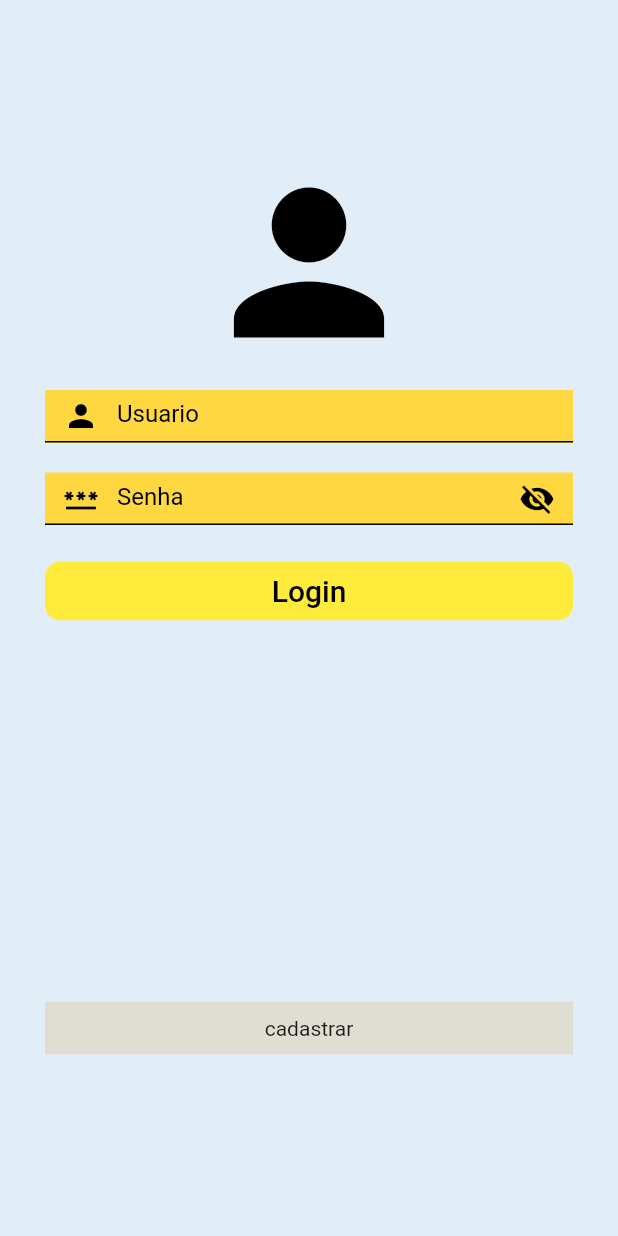
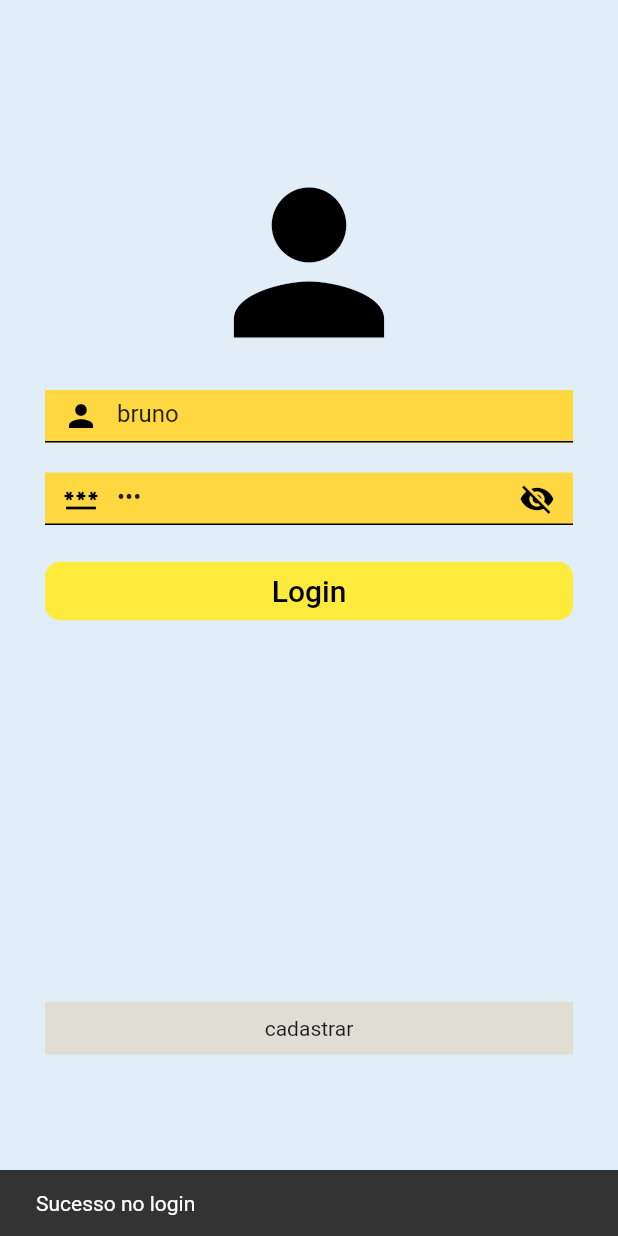
Before and after one commit to BrunoLaureano1989/imc_in_flutter, a Flutter app: the screen it shows after launch, after a tap on "Login", on a phone screen of 412 x 824 dp. Run offline on Flutter 3.47's test engine with Material 2 defaults, Android fonts, the phone set to English and light mode, and no system bars; our stand-ins replace google_fonts.

Commit message:
novos recuros de verificacoes na tela de login

```diff
--- a/lib/pages/login_page.dart
+++ b/lib/pages/login_page.dart
@@ -8,6 +8,11 @@ class LoginPage extends StatefulWidget {
 }
 
 class _LoginPageState extends State<LoginPage> {
+  var userController = TextEditingController(text: "bruno");
+  var passwordController = TextEditingController(text: "123");
+
+  bool isObscureText = true;
+
   @override
   Widget build(BuildContext context) {
     return SafeArea(
@@ -36,13 +41,19 @@ class _LoginPageState extends State<LoginPage> {
                   height: 10,
                 ),
                 Container(
+                  //adicionar GestureDetector longpress para dicas
                   width: double.infinity,
                   margin: const EdgeInsets.symmetric(horizontal: 30),
                   height: 35,
                   color: Colors.amberAccent,
                   alignment: Alignment.center,
-                  child: const TextField(
-                    decoration: InputDecoration(
+                  child: TextField(
+                    controller: userController,
+                    onChanged: (value) {
+                      //user = value;
+                      //print(value.toString());
+                    },
+                    decoration: const InputDecoration(
                       contentPadding: EdgeInsets.only(top: 0),
                       enabledBorder: UnderlineInputBorder(
                         borderSide: BorderSide(
@@ -62,38 +73,69 @@ class _LoginPageState extends State<LoginPage> {
                   height: 20,
                 ),
                 Container(
+                  //adicionar GestureDetector longpress para dicas
                   width: double.infinity,
                   margin: const EdgeInsets.symmetric(horizontal: 30),
                   height: 35,
                   color: Colors.amberAccent,
                   alignment: Alignment.center,
-                  child: const TextField(
+                  child: TextField(
+                    obscureText: isObscureText,
+                    controller: passwordController,
+                    onChanged: (value) {
+                      //password = value;
+                      //print(value);
+                    },
                     decoration: InputDecoration(
-                        contentPadding: EdgeInsets.only(top: 0),
-                        enabledBorder: UnderlineInputBorder(
-                          borderSide: BorderSide(color: Colors.black),
-                        ),
-                        focusedBorder: UnderlineInputBorder(
-                          borderSide: BorderSide(color: Colors.black),
-                        ),
-                        hintText: "Senha",
-                        hintStyle: TextStyle(color: Colors.black),
-                        prefixIcon: Icon(Icons.password, color: Colors.black),
-                        suffixIcon:
-                            Icon(Icons.visibility_off, color: Colors.black)),
+                      contentPadding: const EdgeInsets.only(top: 0),
+                      enabledBorder: const UnderlineInputBorder(
+                        borderSide: BorderSide(color: Colors.black),
+                      ),
+                      focusedBorder: const UnderlineInputBorder(
+                        borderSide: BorderSide(color: Colors.black),
+                      ),
+                      hintText: "Senha",
+                      hintStyle: const TextStyle(color: Colors.black),
+                      prefixIcon:
+                          const Icon(Icons.password, color: Colors.black),
+                      suffixIcon: InkWell(
+                        onTap: () {
+                          setState(() {
+                            isObscureText = !isObscureText;
+                          });
+                        },
+                        child: Icon(
+                            isObscureText
+                                ? Icons.visibility_off
+                                : Icons.visibility,
+                            color: Colors.black),
+                      ),
+                    ),
                   ),
                 ),
                 const SizedBox(
                   height: 20,
                 ),
                 Container(
+                  //adicionar GestureDetector longpress para dicas
                   width: double.infinity,
                   margin: const EdgeInsets.symmetric(horizontal: 30),
                   alignment: Alignment.center,
                   child: SizedBox(
                     width: double.infinity,
                     child: TextButton(
-                      onPressed: () {},
+                      onPressed: () {
+                        if (userController.text.trim() == "bruno" &&
+                            passwordController.text.trim() == "123") {
+                          ScaffoldMessenger.of(context).showSnackBar(
+                              const SnackBar(
+                                  content: Text("Sucesso no login")));
+                        } else {
+                          ScaffoldMessenger.of(context).showSnackBar(
+                              const SnackBar(
+                                  content: Text("error ao fazer o login")));
+                        }
+                      },
                       style: ButtonStyle(
                           shape: MaterialStateProperty.all(
                               RoundedRectangleBorder(
```
Also changed, not shown: 1 other file.
